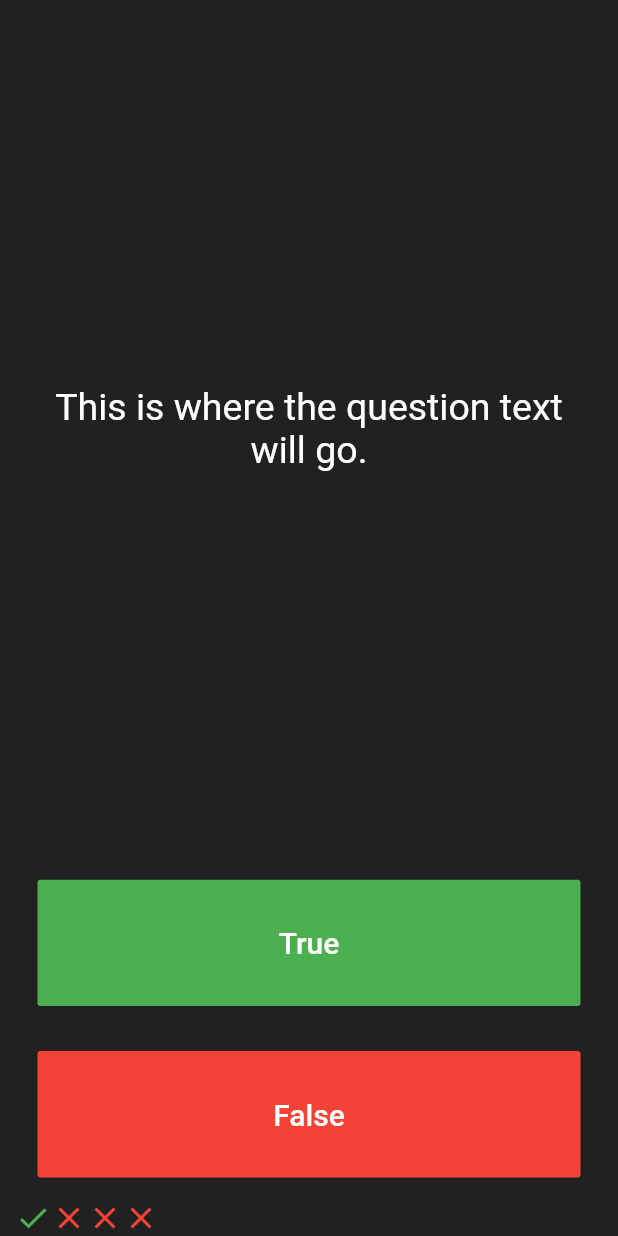
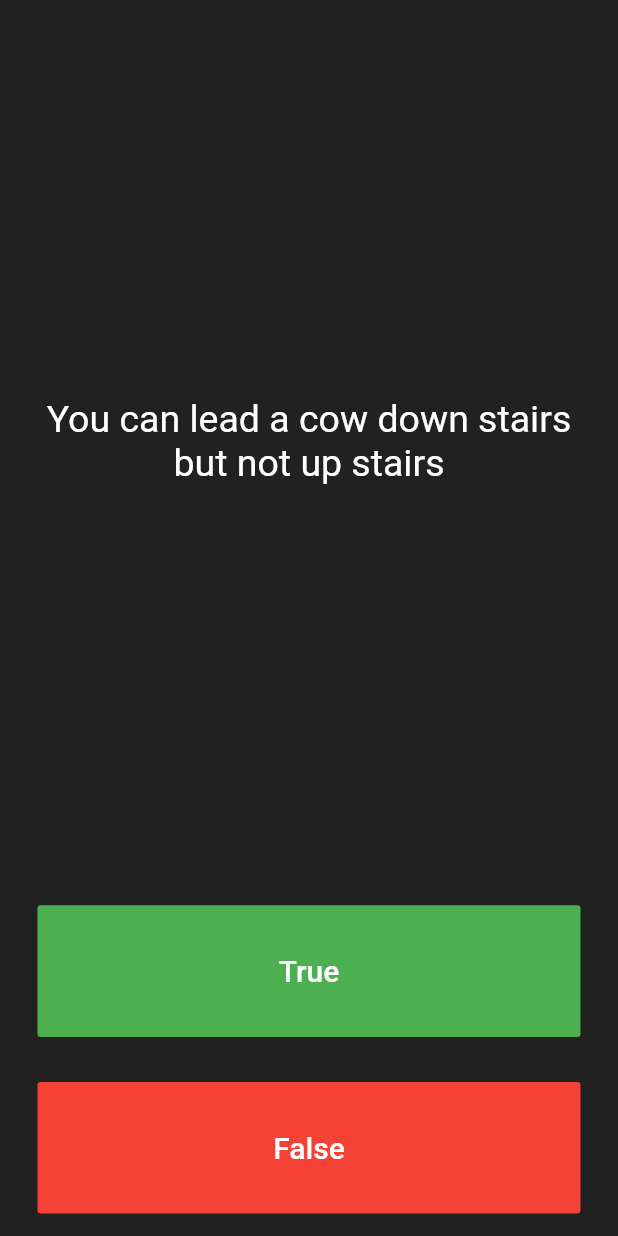
Before and after one commit to korca0220/Flutter_project, a Flutter app: the screen it shows after launch, after a tap on "True", on a phone screen of 412 x 824 dp. Run offline on Flutter 3.47's test engine with Material 2 defaults, Android fonts, the phone set to English and light mode, and no system bars; our stand-ins replace audioplayers, sqflite; accounts and stored records are empty.

Commit message:
question 텍스트 배열로 변경 (Challenge) https://github.com/korca0220/Flutter_project/issues/23
- questionNumber 변수 추가

```diff
--- a/quizzler/lib/main.dart
+++ b/quizzler/lib/main.dart
@@ -25,24 +25,14 @@ class QuizPage extends StatefulWidget {
 }
 
 class _QuizPageState extends State<QuizPage> {
-  List<Icon> scoreKeeper = [
-    Icon(
-      Icons.check,
-      color: Colors.green,
-    ),
-    Icon(
-      Icons.close,
-      color: Colors.red,
-    ),
-    Icon(
-      Icons.close,
-      color: Colors.red,
-    ),
-    Icon(
-      Icons.close,
-      color: Colors.red,
-    ),
+  List<Icon> scoreKeeper = [];
+
+  List<String> questions = [
+    'You can lead a cow down stairs but not up stairs',
+    'Approximately one quarter of human bones are in the feet.',
+    'A slug\'s blood is green.',
   ];
+  int questionNumber = 0;
 
   @override
   Widget build(BuildContext context) {
@@ -56,7 +46,7 @@ class _QuizPageState extends State<QuizPage> {
             padding: EdgeInsets.all(10.0),
             child: Center(
               child: Text(
-                'This is where the question text will go.',
+                questions[questionNumber],
                 textAlign: TextAlign.center,
                 style: TextStyle(
                   fontSize: 25.0,
@@ -80,7 +70,6 @@ class _QuizPageState extends State<QuizPage> {
                 ),
               ),
               onPressed: () {
-                scoreKeeper.add(Icon(Icons.check, color: Colors.green));
                 //The user picked true.
               },
             ),
```
